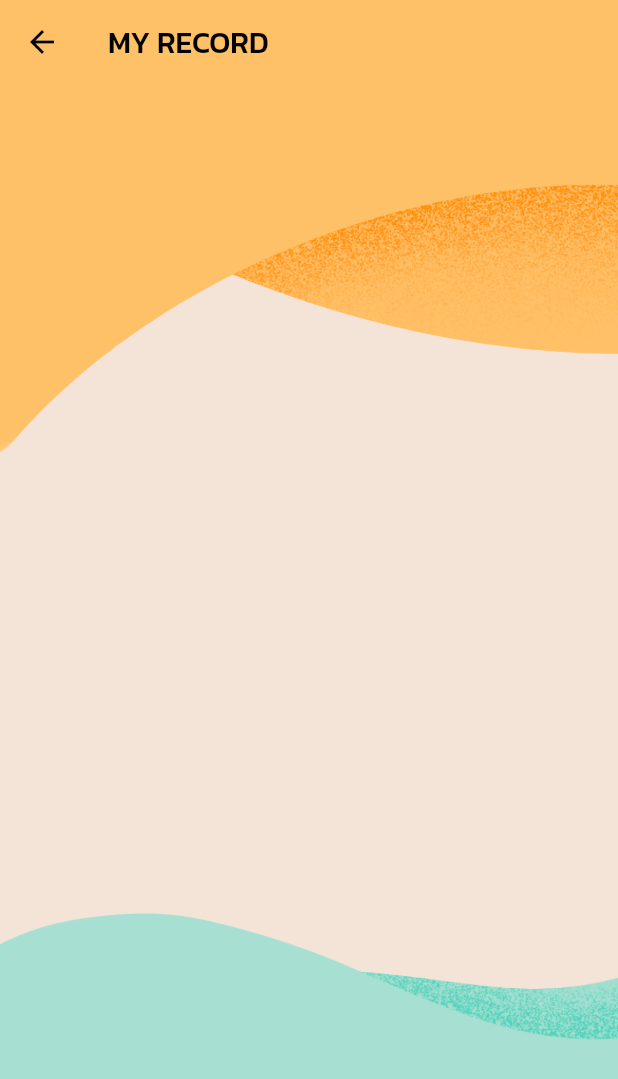
After one commit to Food-Busters/food_busters, a Flutter app: the HealthStatusPage screen opened directly, on a phone screen of 412 x 824 dp. The commit adds this screen. Shown: the top 1079 px of the screen. Run offline on Flutter 3.47's test engine with Material 2 defaults, Android fonts, the phone set to English and light mode, and no system bars; our stand-ins replace camera, flutter_toggle_tab, form_field_validator, package_info_plus, pie_chart; generated files the repository leaves out were written again.

Commit message:
Misc Tweak

```diff
--- /dev/null
+++ b/lib/views/record/health_status.dart
@@ -0,0 +1,34 @@
+import "package:flutter/material.dart";
+import "package:flutter_gen/gen_l10n/app_localizations.dart";
+import "package:food_busters/components/background.dart";
+import "package:food_busters/styles/styles.dart";
+
+class HealthStatusPage extends StatefulWidget {
+  const HealthStatusPage({Key? key}) : super(key: key);
+
+  @override
+  _HealthStatusPageState createState() => _HealthStatusPageState();
+}
+
+class _HealthStatusPageState extends State<HealthStatusPage> {
+  @override
+  Widget build(BuildContext context) {
+    final text = AppLocalizations.of(context)!;
+
+    return Scaffold(
+      backgroundColor: tan,
+      extendBodyBehindAppBar: true,
+      appBar: AppBar(
+        title: Text(text.my_record),
+        backgroundColor: Colors.transparent,
+        elevation: 0,
+      ),
+      body: Stack(
+        children: [
+          bgImage("clouds/bottom_aqua.png"),
+          bgImage("clouds/top_orange.png"),
+        ],
+      ),
+    );
+  }
+}
--- a/lib/views/scan/scanafter.dart
+++ b/lib/views/scan/scanafter.dart
@@ -125,7 +125,7 @@ class _ScanAfterPageState extends State<ScanAfterPage> {
         mainAxisAlignment: MainAxisAlignment.center,
         children: [
           Text(
-            "$pointRecieved ${text.points}",
+            "+$pointRecieved ${text.points}",
             style: const TextStyle(
               color: green,
               fontSize: 30,
--- a/lib/views/scan/scanportal.dart
+++ b/lib/views/scan/scanportal.dart
@@ -100,6 +100,7 @@ class _ScanPortalPageState extends State<ScanPortalPage> {
                   style: ElevatedButton.styleFrom(
                     primary: lightGreen,
                     padding: const EdgeInsets.all(8.0),
+                    minimumSize: const Size(220, 0),
                   ),
                 ),
               ],
--- a/pubspec.yaml
+++ b/pubspec.yaml
@@ -15,7 +15,7 @@ publish_to: "none" # Remove this line if you wish to publish to pub.dev
 # In iOS, build-name is used as CFBundleShortVersionString while build-number used as CFBundleVersion.
 # Read more about iOS versioning at
 # https://developer.apple.com/library/archive/documentation/General/Reference/InfoPlistKeyReference/Articles/CoreFoundationKeys.html
-version: 1.0.232+2320000
+version: 1.0.240+2400000
 
 environment:
   sdk: ">=2.12.0 <3.0.0"
```
